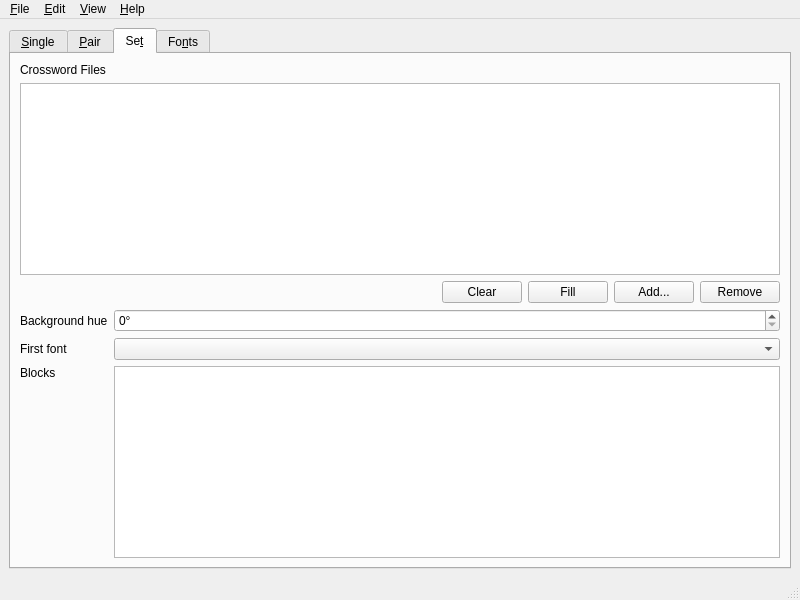
The window that four_letter_blocks/main_window.ui (donkirkby/four-letter-blocks) describes before a commit, drawn with Qt 5.
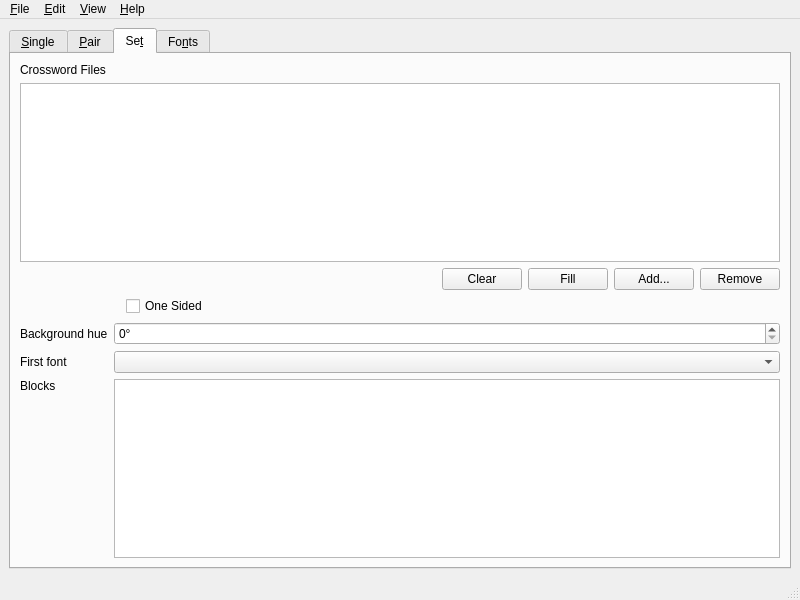
The same window after the commit. The open tabs and pages were chosen to show the change. Custom widgets are drawn as their Qt base class.

Commit message: Read and write puzzle set files, for #58.

```diff
--- a/four_letter_blocks/main_window.ui
+++ b/four_letter_blocks/main_window.ui
@@ -255,65 +255,24 @@
         <string>Se&amp;t</string>
        </attribute>
        <layout class="QGridLayout" name="gridLayout">
-        <item row="2" column="5">
-         <widget class="QPushButton" name="remove_button">
-          <property name="text">
-           <string>Remove</string>
-          </property>
-         </widget>
-        </item>
         <item row="2" column="4">
+         <widget class="QPushButton" name="puzzle_set_clear_button">
+          <property name="text">
+           <string>Clear</string>
+          </property>
+         </widget>
+        </item>
+        <item row="2" column="6">
          <widget class="QPushButton" name="add_button">
           <property name="text">
            <string>Add...</string>
           </property>
          </widget>
         </item>
-        <item row="3" column="0">
-         <widget class="QLabel" name="background_hue_label">
-          <property name="text">
-           <string>Background hue</string>
-          </property>
-         </widget>
-        </item>
-        <item row="2" column="3">
-         <widget class="QPushButton" name="puzzle_set_fill_button">
-          <property name="text">
-           <string>Fill</string>
-          </property>
-         </widget>
-        </item>
-        <item row="0" column="0" colspan="6">
-         <widget class="QLabel" name="crossword_label">
-          <property name="text">
-           <string>Crossword Files</string>
-          </property>
-         </widget>
-        </item>
-        <item row="2" column="2">
-         <widget class="QPushButton" name="puzzle_set_clear_button">
-          <property name="text">
-           <string>Clear</string>
-          </property>
-         </widget>
-        </item>
-        <item row="1" column="0" colspan="6">
-         <widget class="QListWidget" name="crossword_files"/>
-        </item>
-        <item row="5" column="1" colspan="5">
+        <item row="6" column="1" colspan="7">
          <widget class="QPlainTextEdit" name="puzzle_set_blocks"/>
         </item>
-        <item row="3" column="1" colspan="5">
-         <widget class="QSpinBox" name="background_hue">
-          <property name="suffix">
-           <string>°</string>
-          </property>
-          <property name="maximum">
-           <number>360</number>
-          </property>
-         </widget>
-        </item>
-        <item row="5" column="0">
+        <item row="6" column="0">
          <widget class="QLabel" name="puzzle_set_blocks_label">
           <property name="text">
            <string>Blocks</string>
@@ -323,29 +282,77 @@
           </property>
          </widget>
         </item>
-        <item row="2" column="1">
-         <spacer name="crossword_spacer">
-          <property name="orientation">
-           <enum>Qt::Horizontal</enum>
+        <item row="2" column="7">
+         <widget class="QPushButton" name="remove_button">
+          <property name="text">
+           <string>Remove</string>
           </property>
-          <property name="sizeHint" stdset="0">
-           <size>
-            <width>40</width>
-            <height>20</height>
-           </size>
-          </property>
-         </spacer>
+         </widget>
         </item>
-        <item row="4" column="0">
+        <item row="5" column="0">
          <widget class="QLabel" name="puzzle_set_font_label">
           <property name="text">
            <string>First font</string>
           </property>
          </widget>
         </item>
-        <item row="4" column="1" colspan="5">
+        <item row="1" column="0" colspan="8">
+         <widget class="QListWidget" name="crossword_files"/>
+        </item>
+        <item row="5" column="1" colspan="7">
          <widget class="QComboBox" name="puzzle_set_font_list"/>
         </item>
+        <item row="4" column="1" colspan="7">
+         <widget class="QSpinBox" name="background_hue">
+          <property name="suffix">
+           <string>°</string>
+          </property>
+          <property name="maximum">
+           <number>360</number>
+          </property>
+         </widget>
+        </item>
+        <item row="4" column="0">
+         <widget class="QLabel" name="background_hue_label">
+          <property name="text">
+           <string>Background hue</string>
+          </property>
+         </widget>
+        </item>
+        <item row="2" column="5">
+         <widget class="QPushButton" name="puzzle_set_fill_button">
+          <property name="text">
+           <string>Fill</string>
+          </property>
+         </widget>
+        </item>
+        <item row="2" column="3">
+         <spacer name="crossword_spacer">
+          <property name="orientation">
+           <enum>Qt::Horizontal</enum>
+          </property>
+          <property name="sizeHint" stdset="0">
+           <size>
+            <width>40</width>
+            <height>20</height>
+           </size>
+          </property>
+         </spacer>
+        </item>
+        <item row="0" column="0" colspan="8">
+         <widget class="QLabel" name="crossword_label">
+          <property name="text">
+           <string>Crossword Files</string>
+          </property>
+         </widget>
+        </item>
+        <item row="3" column="3">
+         <widget class="QCheckBox" name="one_sided_checkbox">
+          <property name="text">
+           <string>One Sided</string>
+          </property>
+         </widget>
+        </item>
        </layout>
       </widget>
       <widget class="QWidget" name="fonts_tab">
```
Left out of the diff: 2 changed lines with no effect on the pictures. The commit also changes 17 other files.
